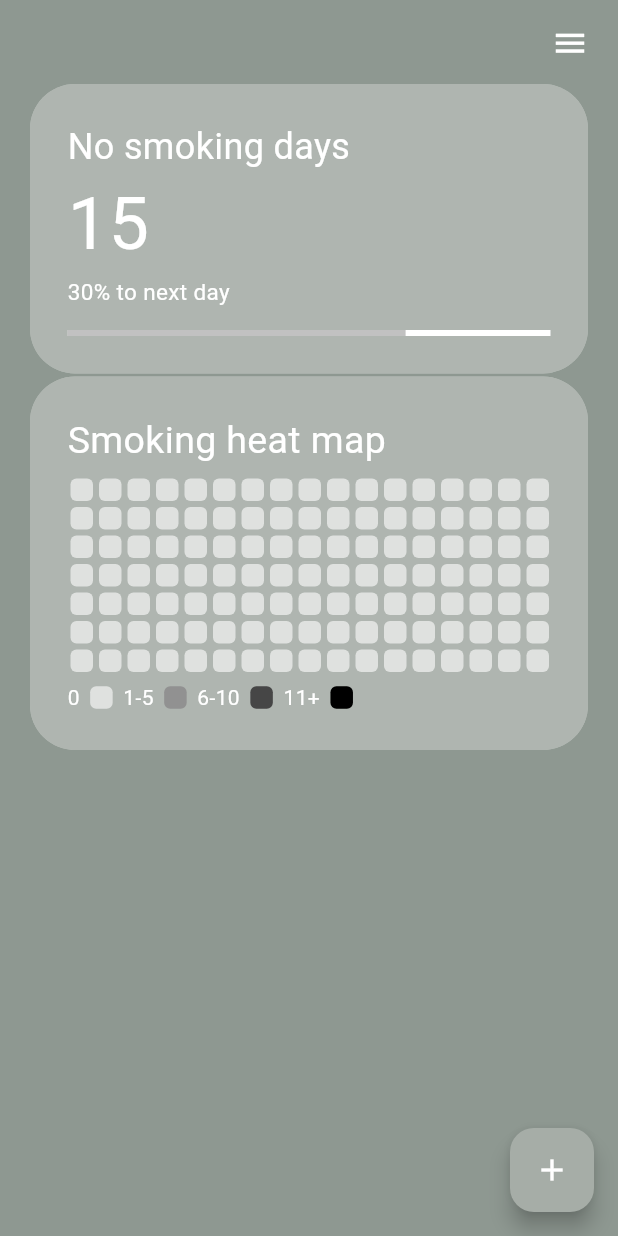
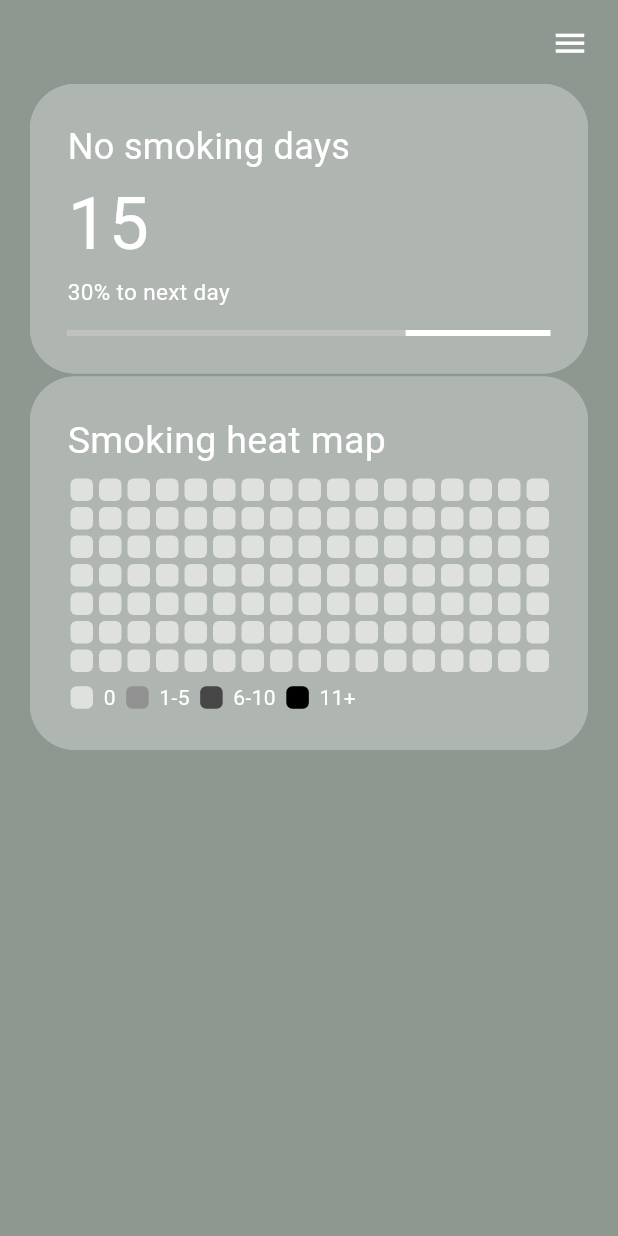
Before and after one commit to Bogghi/smore_tracker, a Flutter app: the screen it shows after launch, on a phone screen of 412 x 824 dp. Run offline on Flutter 3.47's test engine with Material 3 defaults, Android fonts, the phone set to English and light mode, and no system bars.

Commit message:
cleaned up the mess on the grid

```diff
--- a/lib/assets/heatmap_colors_enum.dart
+++ b/lib/assets/heatmap_colors_enum.dart
@@ -20,4 +20,18 @@ enum HeatmapColors {
         return Colors.white60;
     }
   }
+  String getLabel() {
+    switch (this) {
+      case HeatmapColors.zero:
+        return "0";
+      case HeatmapColors.oneToFive:
+        return "1-5";
+      case HeatmapColors.sixToTen:
+        return "6-10";
+      case HeatmapColors.elevenPlus:
+        return "11+";
+      default:
+        return "0";
+    }
+  }
 }
--- a/lib/main.dart
+++ b/lib/main.dart
@@ -27,91 +27,3 @@ class MyApp extends StatelessWidget {
     );
   }
 }
-
-class MyHomePage extends StatefulWidget {
-  const MyHomePage({super.key, required this.title});
-
-  // This widget is the home page of your application. It is stateful, meaning
-  // that it has a State object (defined below) that contains fields that affect
-  // how it looks.
-
-  // This class is the configuration for the state. It holds the values (in this
-  // case the title) provided by the parent (in this case the App widget) and
-  // used by the build method of the State. Fields in a Widget subclass are
-  // always marked "final".
-
-  final String title;
-
-  @override
-  State<MyHomePage> createState() => _MyHomePageState();
-}
-
-class _MyHomePageState extends State<MyHomePage> {
-  int _counter = 0;
-
-  void _incrementCounter() {
-    setState(() {
-      // This call to setState tells the Flutter framework that something has
-      // changed in this State, which causes it to rerun the build method below
-      // so that the display can reflect the updated values. If we changed
-      // _counter without calling setState(), then the build method would not be
-      // called again, and so nothing would appear to happen.
-      _counter++;
-    });
-  }
-
-  @override
-  Widget build(BuildContext context) {
-    // This method is rerun every time setState is called, for instance as done
-    // by the _incrementCounter method above.
-    //
-    // The Flutter framework has been optimized to make rerunning build methods
-    // fast, so that you can just rebuild anything that needs updating rather
-    // than having to individually change instances of widgets.
-    return Scaffold(
-      appBar: AppBar(
-        // TRY THIS: Try changing the color here to a specific color (to
-        // Colors.amber, perhaps?) and trigger a hot reload to see the AppBar
-        // change color while the other colors stay the same.
-        backgroundColor: Theme.of(context).colorScheme.inversePrimary,
-        // Here we take the value from the MyHomePage object that was created by
-        // the App.build method, and use it to set our appbar title.
-        title: Text(widget.title),
-      ),
-      body: Center(
-        // Center is a layout widget. It takes a single child and positions it
-        // in the middle of the parent.
-        child: Column(
-          // Column is also a layout widget. It takes a list of children and
-          // arranges them vertically. By default, it sizes itself to fit its
-          // children horizontally, and tries to be as tall as its parent.
-          //
-          // Column has various properties to control how it sizes itself and
-          // how it positions its children. Here we use mainAxisAlignment to
-          // center the children vertically; the main axis here is the vertical
-          // axis because Columns are vertical (the cross axis would be
-          // horizontal).
-          //
-          // TRY THIS: Invoke "debug painting" (choose the "Toggle Debug Paint"
-          // action in the IDE, or press "p" in the console), to see the
-          // wireframe for each widget.
-          mainAxisAlignment: MainAxisAlignment.center,
-          children: <Widget>[
-            const Text(
-              'You have pushed the button this many times:',
-            ),
-            Text(
-              '$_counter',
-              style: Theme.of(context).textTheme.headlineMedium,
-            ),
-          ],
-        ),
-      ),
-      floatingActionButton: FloatingActionButton(
-        onPressed: _incrementCounter,
-        tooltip: 'Increment',
-        child: const Icon(Icons.add),
-      ), // This trailing comma makes auto-formatting nicer for build methods.
-    );
-  }
-}
--- a/lib/pages/home_page.dart
+++ b/lib/pages/home_page.dart
@@ -1,14 +1,10 @@
 import 'package:flutter/material.dart';
+import 'package:smoke_tracker/assets/heatmap_colors_enum.dart';
 import 'package:smoke_tracker/widgets/panel.dart';
 
-class HomePage extends StatefulWidget {
+class HomePage extends StatelessWidget {
   const HomePage({super.key});
 
-  @override
-  State<HomePage> createState() => _HomePageState();
-}
-
-class _HomePageState extends State<HomePage> {
   @override
   Widget build(BuildContext context) {
     return Scaffold(
@@ -73,90 +69,28 @@ class _HomePageState extends State<HomePage> {
               child: Column(
                 crossAxisAlignment: CrossAxisAlignment.start,
                 children: [
-                  const Text(
+                  const Padding(
+                    padding: EdgeInsets.only(bottom: 5),
+                    child: Text(
                       "Smoking heat map",
                       style: TextStyle(
                           fontSize: 25,
                           color: Colors.white
                       ),
                     ),
-                  const SizedBox(height: 5),
-                  SingleChildScrollView(
+                  ),
+                  Padding(
+                    padding: const EdgeInsets.only(bottom: 5),
+                    child: SingleChildScrollView(
                       scrollDirection: Axis.horizontal,
                       child: heatMap(),
                     ),
-                  const SizedBox(height: 5),
-                  Row(
-                    children: [
-                      const Text("0", style: TextStyle(color: Colors.white)),
-                      const SizedBox(width: 5),
-                      Padding(
-                        padding: const EdgeInsets.all(2.0),
-                        child: Container(
-                          width: 15,
-                          height: 15,
-                          decoration: BoxDecoration(
-                            color: Colors.white60,
-                            borderRadius: BorderRadius.circular(4),
                   ),
-                        ),
-                      ),
-                      const SizedBox(width: 5),
-                      const Text("1-5", style: TextStyle(color: Colors.white)),
-                      const SizedBox(width: 5),
-                      Padding(
-                        padding: const EdgeInsets.all(2.0),
-                        child: Container(
-                          width: 15,
-                          height: 15,
-                          decoration: BoxDecoration(
-                            color: const Color.fromRGBO(145, 145, 145, 1.0),
-                            borderRadius: BorderRadius.circular(4),
-                          ),
-                        ),
-                      ),
-                      const SizedBox(width: 5),
-                      const Text("6-10", style: TextStyle(color: Colors.white)),
-                      const SizedBox(width: 5),
-                      Padding(
-                        padding: const EdgeInsets.all(2.0),
-                        child: Container(
-                          width: 15,
-                          height: 15,
-                          decoration: BoxDecoration(
-                            color: const Color.fromRGBO(70, 70, 70, 1.0),
-                            borderRadius: BorderRadius.circular(4),
-                          ),
-                        ),
-                      ),
-                      const SizedBox(width: 5),
-                      const Text("11+", style: TextStyle(color: Colors.white)),
-                      const SizedBox(width: 5),
-                      Padding(
-                        padding: const EdgeInsets.all(2.0),
-                        child: Container(
-                          width: 15,
-                          height: 15,
-                          decoration: BoxDecoration(
-                            color: const Color.fromRGBO(0, 0, 0, 1.0),
-                            borderRadius: BorderRadius.circular(4),
-                          ),
-                        ),
-                      ),
-                    ],
-                  )
+                  heatMapExplain(),
                 ],
               ),
             ),
           ],
-        ),
-      ),
-      floatingActionButton: FloatingActionButton(
-        onPressed: () {},
-        backgroundColor: const Color.fromRGBO(166, 173, 167, 1),
-        child: const Icon(
-          Icons.add,
-          color: Colors.white,
         ),
       ),
     );
@@ -171,7 +105,7 @@ class _HomePageState extends State<HomePage> {
         width: 15,
         height: 15,
         decoration: BoxDecoration(
-          color: Colors.white60,
+          color: HeatmapColors.zero.getColor(),
           borderRadius: BorderRadius.circular(4),
         ),
       ),
@@ -202,15 +136,43 @@ class _HomePageState extends State<HomePage> {
     return Column(
       children: [
         Row(
-          children: [
-
-          ],
-        ),
-        Row(
           crossAxisAlignment: CrossAxisAlignment.start,
           children: columns,
         ),
       ],
     );
   }
+
+  Widget heatMapExplain() {
+    List<Widget> rowItems = [];
+
+    for (var color in HeatmapColors.values) {
+      rowItems.add(
+        Padding(
+          padding: const EdgeInsets.all(2.0),
+          child: Container(
+            width: 15,
+            height: 15,
+            decoration: BoxDecoration(
+              color: color.getColor(),
+              borderRadius: BorderRadius.circular(4),
+            ),
+          ),
+        ),
+      );
+      rowItems.add(
+        Padding(
+          padding: const EdgeInsets.symmetric(horizontal: 5.0),
+          child: Text(
+            color.getLabel(),
+            style: const TextStyle(color: Colors.white),
+          ),
+        ),
+      );
     }
+
+    return Row(
+      children: rowItems,
+    );
+  }
+}
```
Lines whose indentation alone changed are shown as unchanged.
